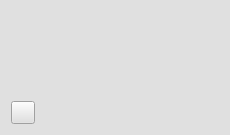
The window that storebookwidget.ui (mozali1386-alt/Ketab_e_Man) describes before a commit, drawn with Qt 5.
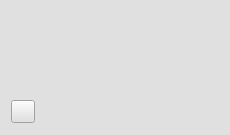
The same window after the commit. Icons and pictures are not drawn.

Commit message: Complete book card in store page for regular users

The edit to the form file:
```diff
--- a/storebookwidget.ui
+++ b/storebookwidget.ui
@@ -29,6 +29,9 @@
    <string notr="true">background-color: rgb(224, 224, 224);</string>
   </property>
   <layout class="QHBoxLayout" name="horizontalLayout">
+   <property name="spacing">
+    <number>0</number>
+   </property>
    <item>
     <layout class="QVBoxLayout" name="verticalLayout_2">
      <item>
@@ -121,16 +124,16 @@
    </item>
    <item>
     <widget class="QLabel" name="label_pikcher">
+     <property name="sizePolicy">
+      <sizepolicy hsizetype="Fixed" vsizetype="Preferred">
+       <horstretch>0</horstretch>
+       <verstretch>0</verstretch>
+      </sizepolicy>
+     </property>
      <property name="minimumSize">
       <size>
        <width>70</width>
-       <height>90</height>
-      </size>
-     </property>
-     <property name="maximumSize">
-      <size>
-       <width>70</width>
-       <height>90</height>
+       <height>0</height>
       </size>
      </property>
      <property name="styleSheet">
```
Left out of the diff: 3 changed lines with no effect on the pictures. The commit also changes 2 other files.
